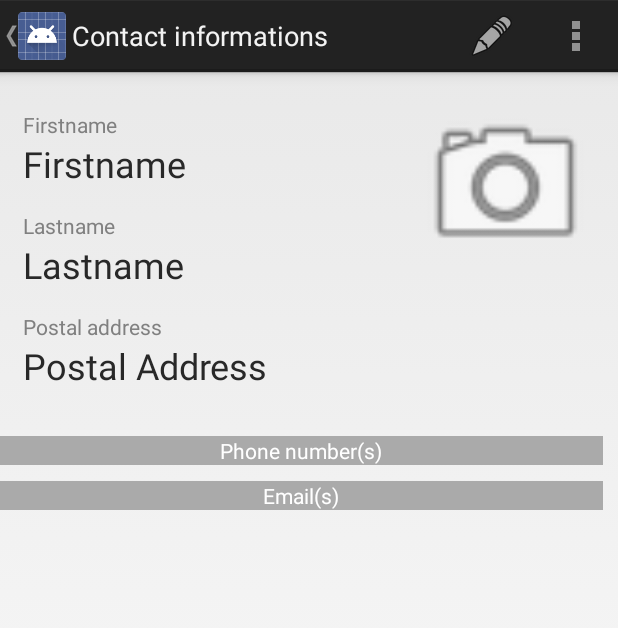
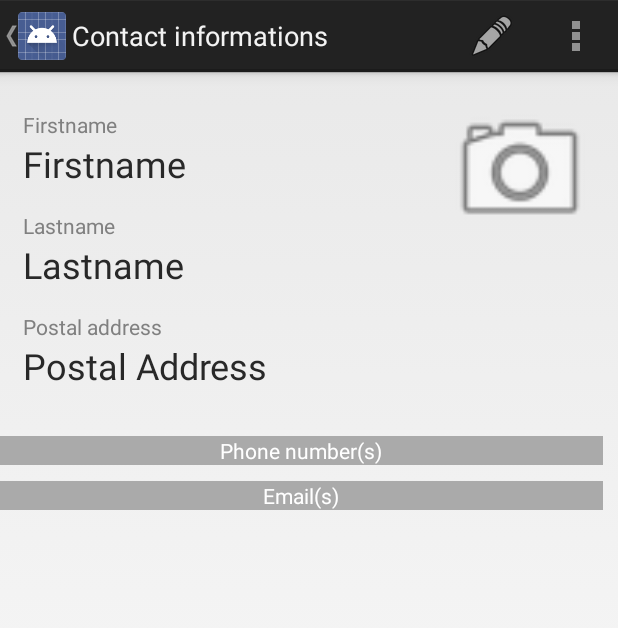
Before and after one commit to SaltySoft/ContactsAndroid, an Android app: the ContactShow screen opened directly, with no data from a screen before it, on a phone screen of 412 x 824 dp. Shown: the top 628 px of the screen. Run offline under Robolectric (Android 15) with nearby library versions, the phone set to English and light mode, and no system bars; 7 statements that could not run were skipped.

```diff
--- a/SaltyContacts/SaltyContacts/src/main/res/layout/activity_contact_show.xml
+++ b/SaltyContacts/SaltyContacts/src/main/res/layout/activity_contact_show.xml
@@ -100,13 +100,9 @@
                 android:src="@android:drawable/ic_menu_camera"
                 android:adjustViewBounds="true"
                 android:scaleType="centerCrop"
-                android:layout_height="wrap_content"
-                android:layout_width="wrap_content"
-                android:minHeight="150dp"
-                android:minWidth="150dp"
-                android:maxHeight="200dp"
-                android:maxWidth="200dp"
-                android:layout_weight="3"
+                android:layout_height="100dp"
+                android:layout_width="100dp"
+
                 android:layout_marginTop="15dp"
                 android:layout_marginLeft="15dp"
                 android:layout_marginRight="15dp"
```
Also changed, not shown: SaltyContacts/SaltyContacts/src/main/java/com/mti/saltycontacts/adapters/ContactsListAdapter.java (+6 -2 lines).
